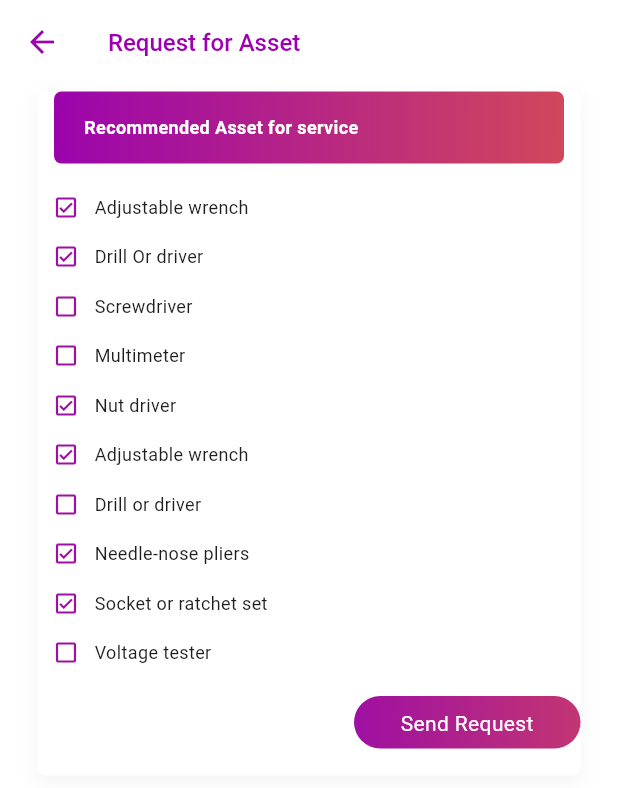
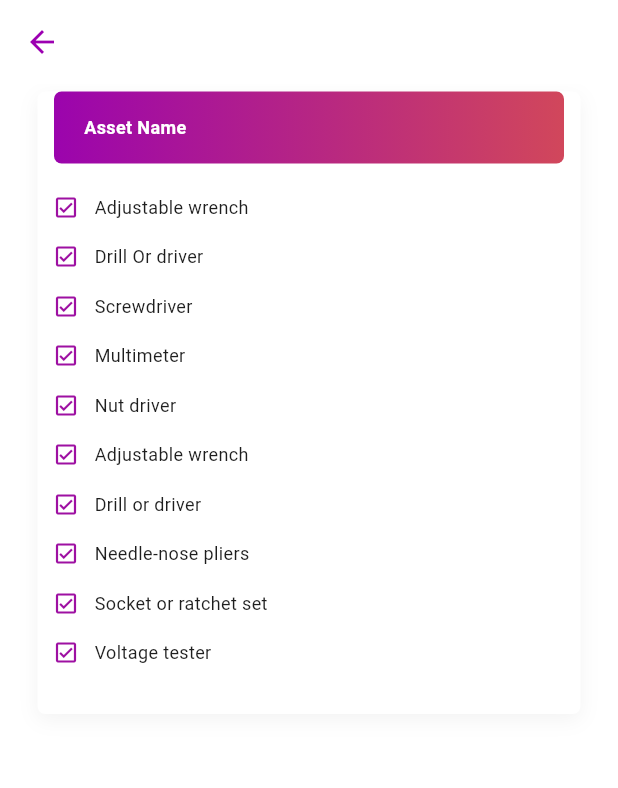
Before and after one commit to ctoaara/serviceapp, a Flutter app: the screen it shows after launch, on a phone screen of 412 x 824 dp. Shown: the top 788 px of the screen. Run offline on Flutter 3.47's test engine with Material 3 defaults, Android fonts, the light colour scheme and no system bars; Roboto replaces fonts that are missing (Poppins).

Commit message:
Two Screen Created

```diff
--- a/lib/main.dart
+++ b/lib/main.dart
@@ -1,4 +1,5 @@
-import 'package:bharat_erp/pages/request_for_assets.dart';
+import 'package:bharat_erp/pages/asset_name_list.dart';
+import 'package:bharat_erp/pages/pending_spare_part.dart';
 
 import 'package:flutter/material.dart';
 
@@ -34,6 +35,6 @@
           colorScheme: ColorScheme.fromSeed(seedColor: Colors.deepPurple),
           useMaterial3: true,
         ),
-        home: RequestForAssets());
+        home: const AssetName());
   }
 }
--- /dev/null
+++ b/lib/pages/asset_name_list.dart
@@ -0,0 +1,323 @@
+import 'package:flutter/material.dart';
+
+class AssetName extends StatelessWidget {
+  const AssetName({super.key});
+
+  @override
+  Widget build(BuildContext context) {
+    return Scaffold(
+      backgroundColor: Colors.white,
+      appBar: AppBar(
+          elevation: 0,
+          centerTitle: false,
+          backgroundColor: Colors.white,
+          leading: IconButton(
+              onPressed: () {},
+              icon: const Icon(
+                Icons.arrow_back_sharp,
+                color: Color(0xFF9C00B1),
+              ))),
+      body: Container(
+        margin: const EdgeInsets.only(top: 5, bottom: 5, left: 25, right: 25),
+        padding: EdgeInsets.all(0),
+        width: double.infinity,
+        height: 415,
+        decoration: ShapeDecoration(
+          color: Colors.white,
+          shape: RoundedRectangleBorder(borderRadius: BorderRadius.circular(5)),
+          shadows: const [
+            BoxShadow(
+              color: Color(0x0C000000),
+              blurRadius: 11,
+              offset: Offset(0, 4),
+              spreadRadius: 0,
+            )
+          ],
+        ),
+        child: Column(
+          mainAxisAlignment: MainAxisAlignment.start,
+          children: [
+            Container(
+              width: 340,
+              height: 48,
+              decoration: ShapeDecoration(
+                gradient: const LinearGradient(
+                  begin: Alignment(-1.00, -0.02),
+                  end: Alignment(1, 0.02),
+                  colors: [Color(0xFF9B04AD), Color(0xFFD1475B)],
+                ),
+                shape: RoundedRectangleBorder(
+                    borderRadius: BorderRadius.circular(5)),
+              ),
+              child: const Row(
+                mainAxisAlignment: MainAxisAlignment.start,
+                children: [
+                  SizedBox(width: 20),
+                  Text(
+                    'Asset Name',
+                    style: TextStyle(
+                      color: Colors.white,
+                      fontSize: 12,
+                      fontFamily: 'Poppins',
+                      fontWeight: FontWeight.w700,
+                    ),
+                  ),
+                ],
+              ),
+            ),
+            const SizedBox(height: 20),
+            const Row(
+              children: [
+                SizedBox(
+                  width: 10,
+                ),
+                Icon(
+                  Icons.check_box_outlined,
+                  color: Color(0xff9E10A2),
+                  size: 18,
+                ),
+                SizedBox(
+                  width: 10,
+                ),
+                Text(
+                  'Adjustable wrench',
+                  style: TextStyle(
+                    color: Color(0xFF1E1E1E),
+                    fontSize: 12,
+                    fontFamily: 'Poppins',
+                    fontWeight: FontWeight.w400,
+                  ),
+                )
+              ],
+            ),
+            const SizedBox(height: 15),
+            const Row(
+              children: [
+                SizedBox(
+                  width: 10,
+                ),
+                Icon(
+                  Icons.check_box_outlined,
+                  color: Color(0xff9E10A2),
+                  size: 18,
+                ),
+                SizedBox(
+                  width: 10,
+                ),
+                Text(
+                  'Drill Or driver',
+                  style: TextStyle(
+                    color: Color(0xFF1E1E1E),
+                    fontSize: 12,
+                    fontFamily: 'Poppins',
+                    fontWeight: FontWeight.w400,
+                  ),
+                )
+              ],
+            ),
+            const SizedBox(height: 15),
+            const Row(
+              children: [
+                SizedBox(
+                  width: 10,
+                ),
+                Icon(
+                  Icons.check_box_outlined,
+                  color: Color(0xff9E10A2),
+                  size: 18,
+                ),
+                SizedBox(
+                  width: 10,
+                ),
+                Text(
+                  'Screwdriver',
+                  style: TextStyle(
+                    color: Color(0xFF1E1E1E),
+                    fontSize: 12,
+                    fontFamily: 'Poppins',
+                    fontWeight: FontWeight.w400,
+                  ),
+                )
+              ],
+            ),
+            const SizedBox(height: 15),
+            const Row(
+              children: [
+                SizedBox(
+                  width: 10,
+                ),
+                Icon(
+                  Icons.check_box_outlined,
+                  color: Color(0xff9E10A2),
+                  size: 18,
+                ),
+                SizedBox(
+                  width: 10,
+                ),
+                Text(
+                  'Multimeter',
+                  style: TextStyle(
+                    color: Color(0xFF1E1E1E),
+                    fontSize: 12,
+                    fontFamily: 'Poppins',
+                    fontWeight: FontWeight.w400,
+                  ),
+                )
+              ],
+            ),
+            const SizedBox(height: 15),
+            const Row(
+              children: [
+                SizedBox(
+                  width: 10,
+                ),
+                Icon(
+                  Icons.check_box_outlined,
+                  color: Color(0xff9E10A2),
+                  size: 18,
+                ),
+                SizedBox(
+                  width: 10,
+                ),
+                Text(
+                  'Nut driver',
+                  style: TextStyle(
+                    color: Color(0xFF1E1E1E),
+                    fontSize: 12,
+                    fontFamily: 'Poppins',
+                    fontWeight: FontWeight.w400,
+                  ),
+                )
+              ],
+            ),
+            const SizedBox(height: 15),
+            const Row(
+              children: [
+                SizedBox(
+                  width: 10,
+                ),
+                Icon(
+                  Icons.check_box_outlined,
+                  color: Color(0xff9E10A2),
+                  size: 18,
+                ),
+                SizedBox(
+                  width: 10,
+                ),
+                Text(
+                  'Adjustable wrench',
+                  style: TextStyle(
+                    color: Color(0xFF1E1E1E),
+                    fontSize: 12,
+                    fontFamily: 'Poppins',
+                    fontWeight: FontWeight.w400,
+                  ),
+                )
+              ],
+            ),
+            const SizedBox(height: 15),
+            const Row(
+              children: [
+                SizedBox(
+                  width: 10,
+                ),
+                Icon(
+                  Icons.check_box_outlined,
+                  color: Color(0xff9E10A2),
+                  size: 18,
+                ),
+                SizedBox(
+                  width: 10,
+                ),
+                Text(
+                  'Drill or driver',
+                  style: TextStyle(
+                    color: Color(0xFF1E1E1E),
+                    fontSize: 12,
+                    fontFamily: 'Poppins',
+                    fontWeight: FontWeight.w400,
+                  ),
+                )
+              ],
+            ),
+            const SizedBox(height: 15),
+            const Row(
+              children: [
+                SizedBox(
+                  width: 10,
+                ),
+                Icon(
+                  Icons.check_box_outlined,
+                  color: Color(0xff9E10A2),
+                  size: 18,
+                ),
+                SizedBox(
+                  width: 10,
+                ),
+                Text(
+                  'Needle-nose pliers',
+                  style: TextStyle(
+                    color: Color(0xFF1E1E1E),
+                    fontSize: 12,
+                    fontFamily: 'Poppins',
+                    fontWeight: FontWeight.w400,
+                  ),
+                )
+              ],
+            ),
+            const SizedBox(height: 15),
+            const Row(
+              children: [
+                SizedBox(
+                  width: 10,
+                ),
+                Icon(
+                  Icons.check_box_outlined,
+                  color: Color(0xff9E10A2),
+                  size: 18,
+                ),
+                SizedBox(
+                  width: 10,
+                ),
+                Text(
+                  'Socket or ratchet set',
+                  style: TextStyle(
+                    color: Color(0xFF1E1E1E),
+                    fontSize: 12,
+                    fontFamily: 'Poppins',
+                    fontWeight: FontWeight.w400,
+                  ),
+                )
+              ],
+            ),
+            const SizedBox(height: 15),
+            const Row(
+              children: [
+                SizedBox(
+                  width: 10,
+                ),
+                Icon(
+                  Icons.check_box_outlined,
+                  color: Color(0xff9E10A2),
+                  size: 18,
+                ),
+                SizedBox(
+                  width: 10,
+                ),
+                Text(
+                  'Voltage tester',
+                  style: TextStyle(
+                    color: Color(0xFF1E1E1E),
+                    fontSize: 12,
+                    fontFamily: 'Poppins',
+                    fontWeight: FontWeight.w400,
+                  ),
+                )
+              ],
+            ),
+          ],
+        ),
+      ),
+    );
+  }
+}
```
Also changed, not shown: lib/pages/pending_spare_part.dart (added, +282 -0 lines).
